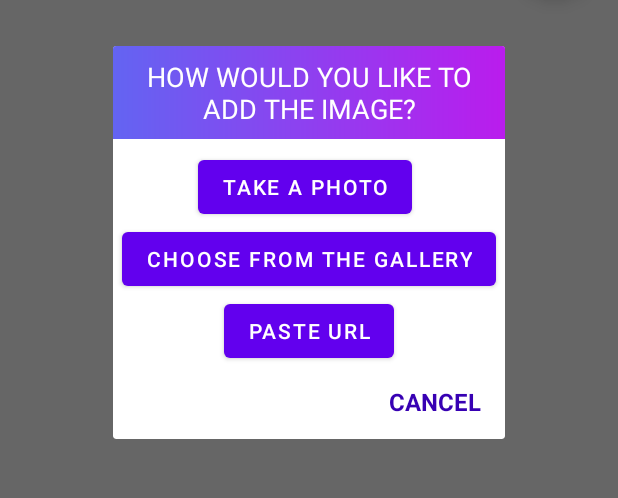
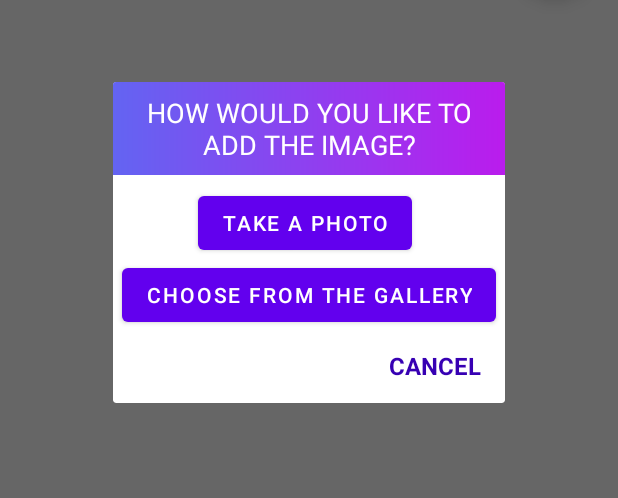
Before and after one commit to wikktamm/gallerify, an Android app: the screen it shows after launch (MainActivity), after a tap on an icon or button, on a phone screen of 412 x 824 dp, the part 375-873 px from its top. Run offline under Robolectric (Android 15) with nearby library versions, the phone set to English and light mode, and no system bars.

```diff
--- a/app/src/main/AndroidManifest.xml
+++ b/app/src/main/AndroidManifest.xml
@@ -2,6 +2,7 @@
 <manifest xmlns:android="http://schemas.android.com/apk/res/android"
     package="com.example.gallerify">
 
+    <uses-permission android:name="android.permission.INTERNET"/>
     <uses-permission android:name="android.permission.WRITE_EXTERNAL_STORAGE" />
     <uses-feature android:name="android.hardware.camera"
         android:required="false" />
--- a/app/src/main/java/com/example/gallerify/ui/dialogs/DialogAddPicture.kt
+++ b/app/src/main/java/com/example/gallerify/ui/dialogs/DialogAddPicture.kt
@@ -1,15 +1,12 @@
 package com.example.gallerify.ui.dialogs
 
-import android.content.Intent
 import android.os.Bundle
 import android.view.LayoutInflater
 import android.view.View
 import android.view.ViewGroup
 import androidx.fragment.app.DialogFragment
 import com.example.gallerify.R
-import com.example.gallerify.utils.Constants
 import kotlinx.android.synthetic.main.dialog_add_picture.*
-
 
 class DialogAddPicture : DialogFragment() {
     private var _onOptionCameraClickListener: (() -> Unit)? = null
@@ -20,11 +17,6 @@ class DialogAddPicture : DialogFragment() {
     private var _onOptionGalleryClickListener: (() -> Unit)? = null
     fun setOnOptionGalleryClickListener(func: (() -> Unit)) {
         _onOptionGalleryClickListener = func
-    }
-
-    private var _onOptionUrlClickListener: (() -> Unit)? = null
-    fun setOnOptionUrlClickListener(func: (() -> Unit)) {
-        _onOptionUrlClickListener = func
     }
 
     override fun onCreateView(
@@ -43,14 +35,8 @@ class DialogAddPicture : DialogFragment() {
         btGallery.setOnClickListener {
             _onOptionGalleryClickListener?.invoke()
         }
-        btUrl.setOnClickListener {
-            _onOptionUrlClickListener?.invoke()
-        }
         tvCancel.setOnClickListener {
             dismiss()
         }
     }
-
-
-
 }
--- a/app/src/main/java/com/example/gallerify/ui/dialogs/DialogNewPicture.kt
+++ b/app/src/main/java/com/example/gallerify/ui/dialogs/DialogNewPicture.kt
@@ -7,6 +7,7 @@ import android.view.LayoutInflater
 import android.view.View
 import android.view.ViewGroup
 import androidx.fragment.app.DialogFragment
+import coil.api.load
 import com.example.gallerify.R
 import kotlinx.android.synthetic.main.dialog_new_picture.*
 
@@ -14,6 +15,7 @@ class DialogNewPicture : DialogFragment() {
 
     private var chosenPictureUri: Uri? = null
     private var chosenPictureBitmap: Bitmap? = null
+
     private var _onOptionYesClickListener: (() -> Unit)? = null
     fun setOnOptionYesClickListener(func: (() -> Unit)) {
         _onOptionYesClickListener = func
@@ -38,7 +40,7 @@ class DialogNewPicture : DialogFragment() {
         chosenPictureBitmap?.let {
             ivResult.setImageBitmap(chosenPictureBitmap)
         }
-        chosenPictureUri.let {
+        chosenPictureUri?.let {
             ivResult.setImageURI(chosenPictureUri)
         }
         tvYes.setOnClickListener {
@@ -63,5 +65,4 @@ class DialogNewPicture : DialogFragment() {
         chosenPictureBitmap = bitmap
         chosenPictureUri = null
     }
-
 }
--- a/app/src/main/res/layout/dialog_add_picture.xml
+++ b/app/src/main/res/layout/dialog_add_picture.xml
@@ -30,18 +30,6 @@
         app:layout_constraintStart_toStartOf="parent"
         app:layout_constraintTop_toBottomOf="@+id/btCamera" />
 
-    <Button
-        android:id="@+id/btUrl"
-        android:layout_width="wrap_content"
-        android:layout_height="wrap_content"
-        android:layout_marginStart="6dp"
-        android:layout_marginEnd="6dp"
-        android:text="@string/paste_url"
-        app:layout_constraintEnd_toEndOf="parent"
-        app:layout_constraintHorizontal_bias="0.5"
-        app:layout_constraintStart_toStartOf="parent"
-        app:layout_constraintTop_toBottomOf="@+id/btGallery" />
-
     <TextView
         android:id="@+id/tvCancel"
         android:layout_width="wrap_content"
@@ -56,7 +44,7 @@
         android:textStyle="bold"
         app:layout_constraintBottom_toBottomOf="parent"
         app:layout_constraintEnd_toEndOf="parent"
-        app:layout_constraintTop_toBottomOf="@+id/btUrl" />
+        app:layout_constraintTop_toBottomOf="@+id/btGallery" />
 
     <TextView
         android:id="@+id/tvTitle"
--- a/app/src/main/res/values/strings.xml
+++ b/app/src/main/res/values/strings.xml
@@ -8,4 +8,5 @@
     <string name="paste_url">Paste url</string>
     <string name="cancel">Cancel</string>
     <string name="prompt_how_would_you_like_to_add_the_image">How would you like to add the image?</string>
+    <string name="invalid_url">This url is invalid!</string>
 </resources>
```
Also changed, not shown: app/src/main/java/com/example/gallerify/ui/activities/MainActivity.kt (+4 -16 lines), app/src/main/java/com/example/gallerify/utils/Extensions.kt (added, +8 -0 lines), app/src/main/res/layout/dialog_new_picture.xml (+18 -18 lines).
